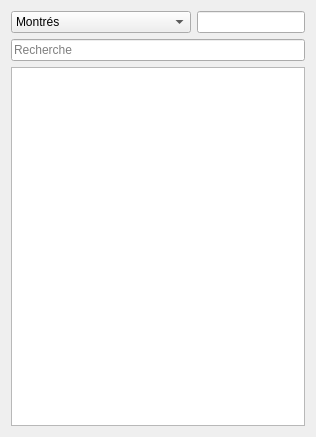
Before: the Qt Designer form application/ui/filtered_notes_list_widget.ui in nils-van-zuijlen/Enibar, drawn with Qt 5.
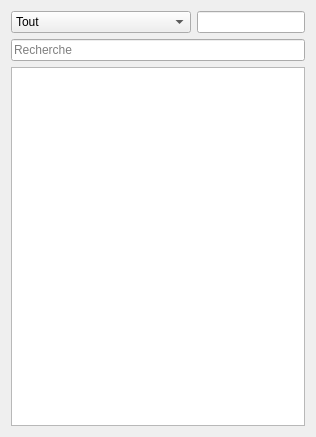
After: the same form once the commit is applied. Custom widgets are drawn as their Qt base class.

Commit message: Add an "all" filter to the filtered note list.

```diff
--- a/application/ui/filtered_notes_list_widget.ui
+++ b/application/ui/filtered_notes_list_widget.ui
@@ -24,6 +24,11 @@
          <verstretch>0</verstretch>
         </sizepolicy>
        </property>
+       <item>
+        <property name="text">
+         <string>Tout</string>
+        </property>
+       </item>
        <item>
         <property name="text">
          <string>Montrés</string>
```
The commit also changes 1 other file.
